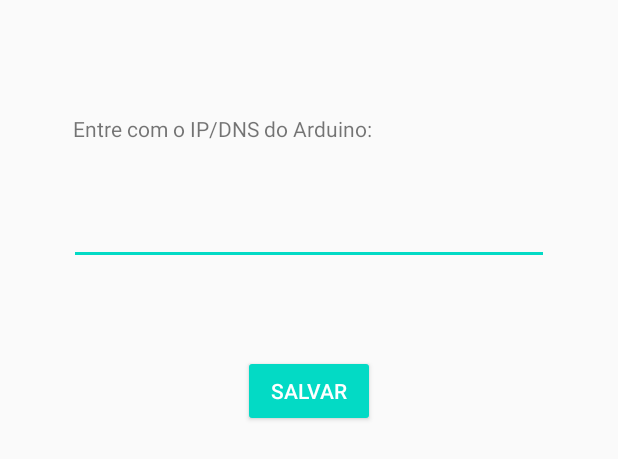
After one commit to Matheus920/ArdHouseApp, an Android app: the layout activity_selecionar_arduino.xml on its own in the app's theme, with its tools: preview values and no code run, on a phone screen of 412 x 824 dp. The commit adds this screen. Shown: the top 459 px of the screen. Run offline under Robolectric (Android 15) with nearby library versions, the phone set to English and light mode, and no system bars.

Commit message:
Adicionando tela para selecionar Arduino

```diff
--- a/app/src/main/res/layout/activity_main.xml
+++ b/app/src/main/res/layout/activity_main.xml
@@ -5,7 +5,7 @@
     android:layout_width="match_parent"
     android:layout_height="match_parent"
     android:background="#239E7B"
-    tools:context=".MainActivity">
+    tools:context="br.usp.ardhouse.MainActivity">
 
     <Button
         android:id="@+id/selecionarduino"
@@ -14,6 +14,7 @@
         android:background="#1199D6"
         android:text="@string/selecionar"
         android:textColor="#FFFFFF"
+        android:onClick="selecionarArduino"
         app:layout_constraintBottom_toBottomOf="parent"
         app:layout_constraintEnd_toEndOf="parent"
         app:layout_constraintHorizontal_bias="0.497"
--- /dev/null
+++ b/app/src/main/res/layout/activity_selecionar_arduino.xml
@@ -0,0 +1,41 @@
+<?xml version="1.0" encoding="utf-8"?>
+<androidx.constraintlayout.widget.ConstraintLayout xmlns:android="http://schemas.android.com/apk/res/android"
+    xmlns:app="http://schemas.android.com/apk/res-auto"
+    xmlns:tools="http://schemas.android.com/tools"
+    android:layout_width="match_parent"
+    android:layout_height="match_parent"
+    tools:context="br.usp.ardhouse.SelecionarArduinoActivity">
+
+    <TextView
+        android:id="@+id/nomeText"
+        android:layout_width="315dp"
+        android:layout_height="27dp"
+        android:layout_marginTop="76dp"
+        android:text="Entre com o IP/DNS do Arduino:"
+        app:layout_constraintEnd_toEndOf="parent"
+        app:layout_constraintStart_toStartOf="parent"
+        app:layout_constraintTop_toTopOf="parent" />
+
+    <EditText
+        android:id="@+id/arduinoTexto"
+        android:layout_width="320dp"
+        android:layout_height="33dp"
+        android:layout_marginTop="40dp"
+        android:ems="10"
+        android:inputType="textPersonName"
+        app:layout_constraintEnd_toEndOf="parent"
+        app:layout_constraintStart_toStartOf="parent"
+        app:layout_constraintTop_toBottomOf="@+id/nomeText" />
+
+    <Button
+        android:id="@+id/salvarBotao"
+        style="@style/Widget.AppCompat.Button.Colored"
+        android:layout_width="wrap_content"
+        android:layout_height="wrap_content"
+        android:layout_marginTop="60dp"
+        android:text="Salvar"
+        app:layout_constraintEnd_toEndOf="parent"
+        app:layout_constraintHorizontal_bias="0.501"
+        app:layout_constraintStart_toStartOf="parent"
+        app:layout_constraintTop_toBottomOf="@+id/arduinoTexto" />
+</androidx.constraintlayout.widget.ConstraintLayout>
```
Also changed, not shown: app/src/main/AndroidManifest.xml (+8 -2 lines), app/src/main/java/br/usp/ardhouse/MainActivity.java (added, +24 -0 lines), app/src/main/java/br/usp/ardhouse/SelecionarArduinoActivity.java (renamed from app/src/main/java/Ard/House/MainActivity.java, +4 -3 lines), 4 other files.
